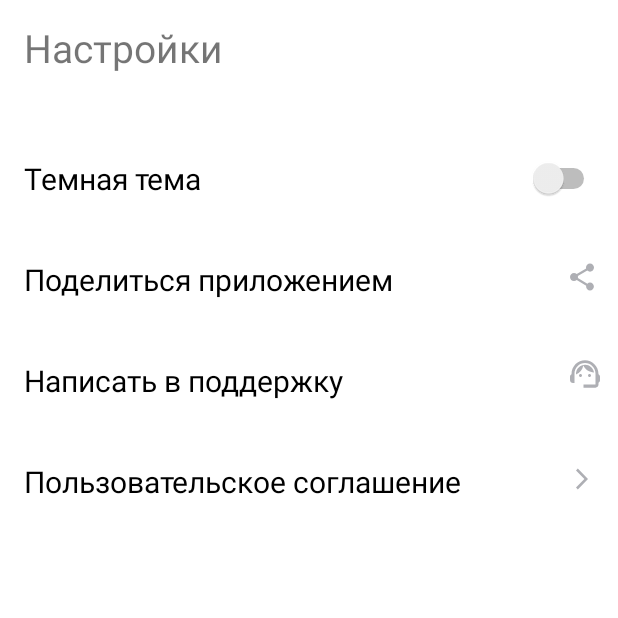
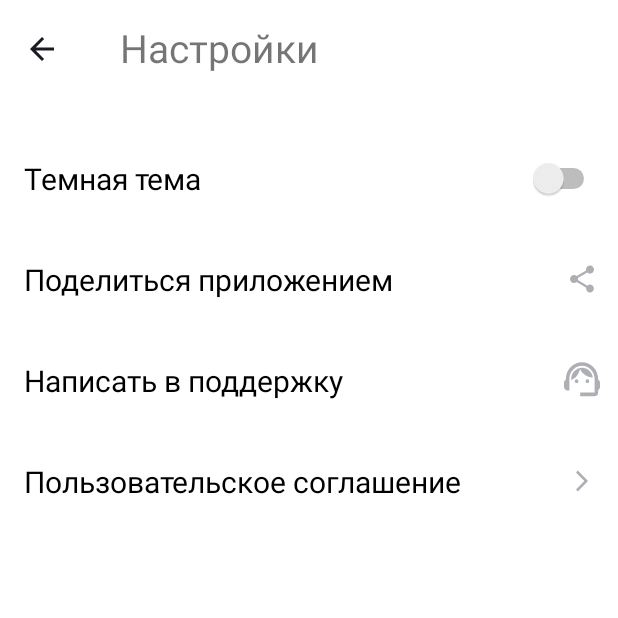
Before and after one commit to yapogrem/PlaylistMaker, an Android app: the SettingsActivity screen opened directly, with no data from a screen before it, after a tap on an icon or button, on a phone screen of 412 x 824 dp, the top half of it. Run offline under Robolectric (Android 15) with nearby library versions, the phone set to English and light mode, and no system bars.

Commit message:
Complete Sp9 v2

```diff
--- a/app/src/main/java/com/example/playlistmaker/SettingsActivity.kt
+++ b/app/src/main/java/com/example/playlistmaker/SettingsActivity.kt
@@ -1,16 +1,23 @@
 package com.example.playlistmaker
 
+import android.annotation.SuppressLint
 import android.content.Intent
 import android.net.Uri
 import androidx.appcompat.app.AppCompatActivity
 import android.os.Bundle
-import android.widget.Button
 import android.widget.ImageButton
 
 class SettingsActivity : AppCompatActivity() {
+    @SuppressLint("MissingInflatedId")
     override fun onCreate(savedInstanceState: Bundle?) {
         super.onCreate(savedInstanceState)
         setContentView(R.layout.activity_settings)
+
+        val displayMain = findViewById<ImageButton>(R.id.settings_back)
+        displayMain.setOnClickListener {
+            val displayIntent = Intent(this, MainActivity::class.java)
+            startActivity(displayIntent)
+        }
 
         val displayShare= findViewById<ImageButton>(R.id.settingsShare)
         displayShare.setOnClickListener {
@@ -25,15 +32,16 @@ class SettingsActivity : AppCompatActivity() {
 
         val displaySupport= findViewById<ImageButton>(R.id.settingsSupport)
         displaySupport.setOnClickListener {
-            val message = getString(R.string.settings_support_message)
-            val shareIntent = Intent(Intent.ACTION_SENDTO)
-            val subject = getString(R.string.settings_support_subject)
-            val mail = getString(R.string.settings_support_mail)
-            shareIntent.data = Uri.parse("mailto:")
-            shareIntent.putExtra(Intent.EXTRA_EMAIL, arrayOf(mail))
-            shareIntent.putExtra(Intent.EXTRA_SUBJECT, subject)
-            shareIntent.putExtra(Intent.EXTRA_TEXT, message)
-            startActivity(shareIntent)
+            Intent(Intent.ACTION_SENDTO).apply {
+                val message = getString(R.string.settings_support_message)
+                val subject = getString(R.string.settings_support_subject)
+                val mail = getString(R.string.settings_support_mail)
+                data = Uri.parse("mailto:")
+                putExtra(Intent.EXTRA_EMAIL, arrayOf(mail))
+                putExtra(Intent.EXTRA_SUBJECT, subject)
+                putExtra(Intent.EXTRA_TEXT, message)
+                startActivity(this)
+            }
         }
 
         val displayUserAgreement = findViewById<ImageButton>(R.id.settingsUserAgreement)
--- a/app/src/main/res/drawable/find.xml
+++ b/app/src/main/res/drawable/find.xml
@@ -5,5 +5,5 @@
     android:viewportHeight="24">
   <path
       android:pathData="M16.579,14.95H15.721L15.417,14.656C16.481,13.418 17.122,11.81 17.122,10.061C17.122,6.161 13.961,3 10.061,3C6.161,3 3,6.161 3,10.061C3,13.961 6.161,17.122 10.061,17.122C11.81,17.122 13.418,16.481 14.656,15.417L14.95,15.721V16.579L20.381,22L22,20.381L16.579,14.95ZM10.061,14.95C7.356,14.95 5.173,12.766 5.173,10.061C5.173,7.356 7.356,5.173 10.061,5.173C12.766,5.173 14.95,7.356 14.95,10.061C14.95,12.766 12.766,14.95 10.061,14.95Z"
-      android:fillColor="@color/main_button_text_color"/>
+      android:fillColor="#1A1B22"/>
 </vector>
--- a/app/src/main/res/drawable/support.xml
+++ b/app/src/main/res/drawable/support.xml
@@ -1,6 +1,6 @@
 <vector xmlns:android="http://schemas.android.com/apk/res/android"
-    android:width="20dp"
-    android:height="19dp"
+    android:width="24dp"
+    android:height="24dp"
     android:viewportWidth="20"
     android:viewportHeight="19">
   <path
--- a/app/src/main/res/layout/activity_settings.xml
+++ b/app/src/main/res/layout/activity_settings.xml
@@ -14,6 +14,15 @@
         android:layout_marginTop="4dp"
         android:orientation="horizontal">
 
+        <ImageButton
+            android:id="@+id/settings_back"
+            style="@style/SettingsImageStyle"
+            android:layout_width="wrap_content"
+            android:layout_height="wrap_content"
+            android:layout_gravity="center_vertical"
+            android:layout_marginStart="@dimen/find_margin_start"
+            android:layout_marginEnd="@dimen/find_margin_end"
+            android:src="@drawable/arrow_back" />
 
         <TextView
             android:text="@string/main_settings"
@@ -29,60 +38,60 @@
 
 
     </LinearLayout>
-    <FrameLayout
+
+    <RelativeLayout
         android:layout_marginTop="24dp"
-        style="@style/SettingsFrameLayoutStyle"
-        >
+        style="@style/SettingsRelativeLayoutStyle">
+
         <TextView
             android:text="@string/settings_black"
-            style="@style/SettingsTextStyle"
-            />
+            style="@style/SettingsTextStyle" />
+
         <Switch
             android:id="@+id/switch_on"
             tools:ignore="RtlSymmetry,UseSwitchCompatOrMaterialXml"
-            style="@style/SettingsImageStyle"
-            />
+            style="@style/SettingsImageStyle" />
 
-    </FrameLayout>
-    <FrameLayout
-        style="@style/SettingsFrameLayoutStyle"
-        >
+    </RelativeLayout>
+
+    <RelativeLayout style="@style/SettingsRelativeLayoutStyle">
+
         <TextView
             android:text="@string/settings_share"
             style="@style/SettingsTextStyle"
-            tools:ignore="RtlSymmetry"
-            />
+            tools:ignore="RtlSymmetry" />
+
         <ImageButton
             android:id="@+id/settingsShare"
             style="@style/SettingsImageStyle"
-            android:src="@drawable/share"
-             />
-    </FrameLayout>
-    <FrameLayout
-        style="@style/SettingsFrameLayoutStyle"
-        >
+            android:src="@drawable/share" />
+    </RelativeLayout>
+
+    <RelativeLayout style="@style/SettingsRelativeLayoutStyle">
+
         <TextView
             android:text="@string/settings_support"
             style="@style/SettingsTextStyle"
             tools:ignore="RtlSymmetry" />
+
         <ImageButton
             android:id="@+id/settingsSupport"
-            android:src="@drawable/support"
             style="@style/SettingsImageStyle"
-            tools:ignore="RtlSymmetry" />
-    </FrameLayout>
-    <FrameLayout
-        style="@style/SettingsFrameLayoutStyle"
-        >
+            android:src="@drawable/support" />
+    </RelativeLayout>
+
+    <RelativeLayout style="@style/SettingsRelativeLayoutStyle">
+
         <TextView
             android:text="@string/settings_user_agreement"
             style="@style/SettingsTextStyle"
+            android:layout_centerVertical="true"
             tools:ignore="RtlSymmetry" />
+
         <ImageButton
             android:id="@+id/settingsUserAgreement"
             android:src="@drawable/arrow_forward"
-            style="@style/SettingsImageStyle"
-            tools:ignore="RtlSymmetry" />
-    </FrameLayout>
+            style="@style/SettingsImageStyle" />
+    </RelativeLayout>
 
 </LinearLayout>
--- a/app/src/main/res/values-night/colors.xml
+++ b/app/src/main/res/values-night/colors.xml
@@ -6,7 +6,7 @@
     <color name="settings_image_color">#FFFFFF</color>
     <color name="settings_image_background_color">#000000</color>
     <color name="find_arrow_back_color">#FFFFFF</color>
-    <color name="find_input_text">#000000</color>
     <color name="find_input_background">#FFFFFF</color>
+    <color name="find_hint_text">#1A1B22</color>
 
 </resources>
--- a/app/src/main/res/values/colors.xml
+++ b/app/src/main/res/values/colors.xml
@@ -9,7 +9,7 @@
     <color name="settings_image_color">#AEAFB4</color>
     <color name="settings_image_background_color">#FFFFFF</color>
     <color name="find_arrow_back_color">#1A1B22</color>
-    <color name="find_input_text">#AEAFB4</color>
+    <color name="find_input_text">#1A1B22</color>
+    <color name="find_hint_text">#AEAFB4</color>
     <color name="find_input_background">#E6E8EB</color>
-
 </resources>
--- a/app/src/main/res/values/strings.xml
+++ b/app/src/main/res/values/strings.xml
@@ -9,8 +9,8 @@
     <string name="settings_user_agreement">Пользовательское соглашение</string>
     <string name="settings_support_message">Спасибо разработчикам и разработчицам за крутое приложение!</string>
     <string name="settings_support_subject">Сообщение разработчикам и разработчицам приложения Playlist Maker</string>
-    <string name="settings_support_mail">Сообщение разработчикам и разработчицам приложения Playlist Maker</string>
-    <string name="settings_share_message">ya0961@yandex.ru</string>
+    <string name="settings_support_mail">ya0961@yandex.ru</string>
+    <string name="settings_share_message">https://practicum.yandex.ru/profile/android-developer/</string>
     <string name="settings_agreement_url">https://yandex.ru/legal/practicum_offer/</string>
 
 
--- a/app/src/main/res/values/styles.xml
+++ b/app/src/main/res/values/styles.xml
@@ -16,19 +16,18 @@
         <item name="android:textAllCaps">false</item>
         <item name="iconGravity">textStart</item>
         <item name="iconPadding">@dimen/main_button_icon_padding</item>
-        <item name="iconTint">@color/settings_text_color</item>
+        <item name="iconTint">@color/main_button_text_color</item>
         <item name="cornerRadius">@dimen/main_button_corner_radius</item>
         <item name="android:fontFamily">@font/ys_display_medium</item>
         <item name="android:textFontWeight">500</item>
         <item name="android:letterSpacing">0</item>
     </style>
 
-    <style name="SettingsFrameLayoutStyle">
+    <style name="SettingsRelativeLayoutStyle">
         <item name="android:layout_width">match_parent</item>
         <item name="android:layout_height">wrap_content</item>
-        <item name="android:paddingBottom">@dimen/settings_frame_layout_padding_bottom</item>
-        <item name="android:paddingTop">@dimen/settings_frame_layout_padding_top</item>
-
+        <item name="android:paddingBottom">20dp</item>
+        <item name="android:paddingTop">20dp</item>
 
     </style>
     <style name="SettingsTextStyle">
@@ -36,21 +35,19 @@
         <item name="android:layout_height">wrap_content</item>
         <item name="android:textColor">@color/settings_text_color</item>
         <item name="android:textSize">@dimen/settings_text_size</item>
+        <item name="android:layout_centerVertical">true</item>
         <item name="android:paddingStart">@dimen/settings_text_padding_start</item>
-        <item name="android:layout_gravity">start</item>
     </style>
 
     <style name="SettingsImageStyle">
         <item name="android:layout_width">wrap_content</item>
         <item name="android:layout_height">wrap_content</item>
         <item name="android:paddingEnd">@dimen/settings_image_padding_end</item>
-        <item name="android:layout_gravity">end</item>
         <item name="android:background">@color/settings_image_background_color</item>
-    </style>
-    <style name="FindInputColors">
-        <item name="android:textColor">@color/find_input_text</item>
-        <item name="android:textColorHint">@color/find_input_text</item>
+        <item name="android:layout_centerVertical">true</item>
+        <item name="android:layout_alignParentRight">true</item>
     </style>
 
 
+
 </resources>
```
Also changed, not shown: app/src/main/java/com/example/playlistmaker/SearchActivity.kt (+19 -10 lines), app/src/main/res/layout/activity_find.xml (+16 -11 lines).
